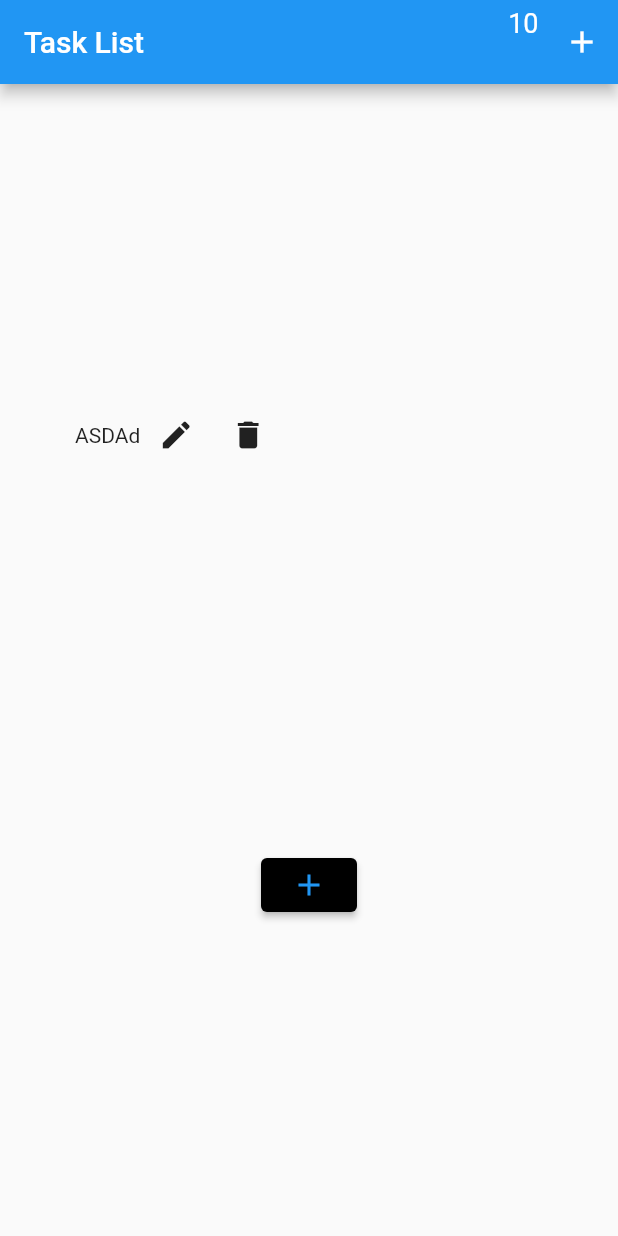
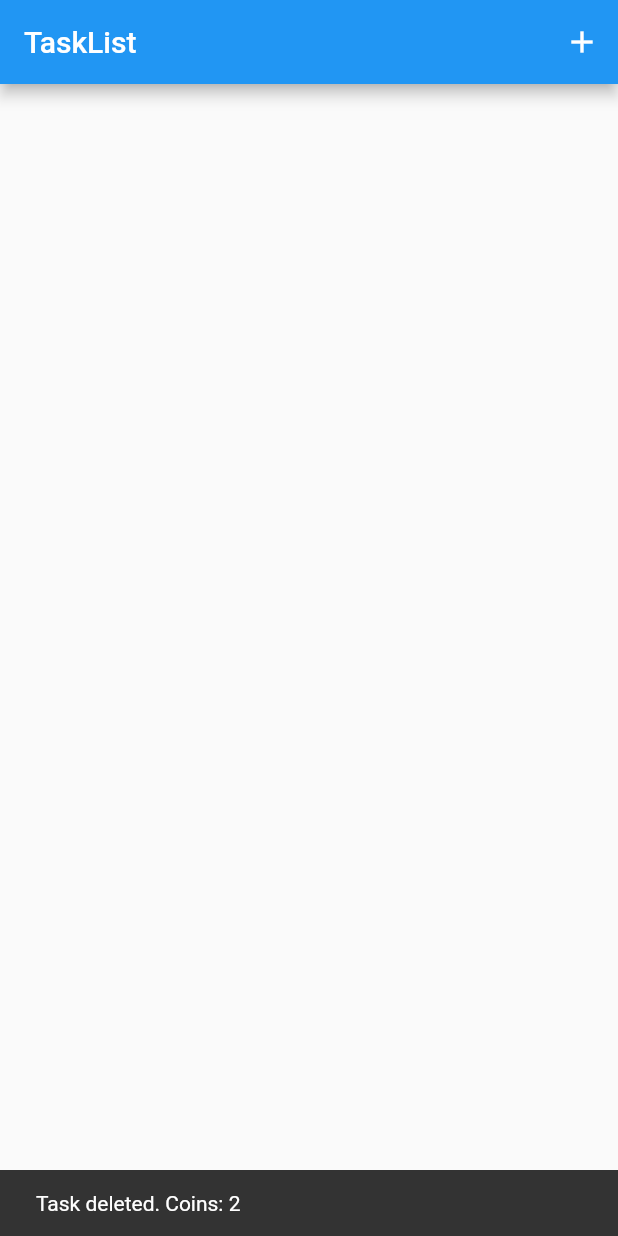
Before and after one commit to wendersonj/flutter_generic_list, a Flutter app: the screen it shows after launch, after a tap on the "delete" icon, on a phone screen of 412 x 824 dp. Run offline on Flutter 3.47's test engine with Material 2 defaults, Android fonts, the phone set to English and light mode, and no system bars.

Commit message:
snackbars; rearenge widgets layout and functions on buttons; checking if there is coins available

```diff
--- a/lib/screens/task_list_page.dart
+++ b/lib/screens/task_list_page.dart
@@ -4,28 +4,46 @@ import 'package:lista_tarefas/screens/task_create_page.dart';
 import 'package:lista_tarefas/screens/task_edit_page.dart';
 
 // TODO: Change to statefulwidget
-class TaskList extends StatelessWidget {
+class TaskList extends StatefulWidget {
   TaskList({super.key});
-  List<Task> tasks = [];
 
   TextEditingController texteditor = TextEditingController();
+  int coins = 1;
+  List<Task> tasks = [Task(title: "ASDAd", content: "asdasd")];
 
   @override
+  State<StatefulWidget> createState() => _TaskListState();
+}
+
+class _TaskListState extends State<TaskList> {
+  @override
   Widget build(BuildContext context) {
-    int coins = 10;
-    List<Task> tasks = [Task(title: "ASDAd", content: "asdasd")];
-
     return Scaffold(
       appBar: AppBar(
-        title: const Text("Task List"),
+        title: Text("TaskList"),
         actions: [
-          Padding(
-              padding: const EdgeInsets.all(5),
-              child: Text(
-                "$coins",
-                style: const TextStyle(fontSize: 18),
-              )),
-          IconButton(onPressed: () {}, icon: const Icon(Icons.add)),
+          IconButton(
+              onPressed: () async {
+                if (!haveCoins(widget.coins)) {
+                  ScaffoldMessenger.of(context).showSnackBar(const SnackBar(
+                    content: Text(
+                        "You don't have enough coins! Complete some tasks."),
+                  ));
+                } else {
+                  Task newTask = await Navigator.push(context,
+                      MaterialPageRoute(builder: (context) => CreateTask()));
+
+                  setState(() {
+                    widget.tasks.add(newTask);
+                    widget.coins--;
+                  });
+
+                  ScaffoldMessenger.of(context).showSnackBar(SnackBar(
+                      content:
+                          Text("New task added ! Coins: ${widget.coins}")));
+                }
+              },
+              icon: const Icon(Icons.add))
         ],
       ),
       body: Center(
@@ -37,45 +55,36 @@ class TaskList extends StatelessWidget {
               SizedBox(
                 height: 300,
                 child: ListView.builder(
-                  itemCount: tasks.length,
+                  itemCount: widget.tasks.length,
                   itemBuilder: (context, index) {
                     return Row(
                       children: [
-                        Text(tasks[index].title),
+                        Text(widget.tasks[index].title),
                         IconButton(
                             onPressed: () {
                               Navigator.push(
                                   context,
                                   MaterialPageRoute(
-                                      builder: (context) => TaskEdit()));
+                                      builder: (context) =>
+                                          TaskEdit(task: widget.tasks[index])));
                             },
                             icon: Icon(Icons.edit)),
-                        IconButton(onPressed: () {}, icon: Icon(Icons.delete)),
+                        IconButton(
+                            onPressed: () {
+                              setState(() {
+                                widget.tasks.remove(widget.tasks[index]);
+                                widget.coins++;
+                                ScaffoldMessenger.of(context).showSnackBar(SnackBar(
+                                    content: Text(
+                                        "Task deleted. Coins: ${widget.coins}")));
+                              });
+                            },
+                            icon: Icon(Icons.delete)),
                       ],
                     );
                   },
                 ),
               ),
-              ElevatedButton(
-                style: ButtonStyle(
-                  backgroundColor: MaterialStateProperty.all(Colors.black),
-                ),
-                child: const Icon(
-                  Icons.add,
-                  size: 24,
-                  color: Colors.blue,
-                ),
-                onPressed: () async {
-                  Task newTask = await Navigator.push(
-                      context,
-                      MaterialPageRoute(
-                        builder: (context) => CreateTask(),
-                      ));
-                  print("Voltou !");
-                  print(newTask);
-                  tasks.add(newTask);
-                },
-              )
             ],
           ),
         ),
@@ -83,3 +92,11 @@ class TaskList extends StatelessWidget {
     );
   }
 }
+
+bool haveCoins(int coins) {
+  if (coins > 0) {
+    return true;
+  } else {
+    return false;
+  }
+}
```
